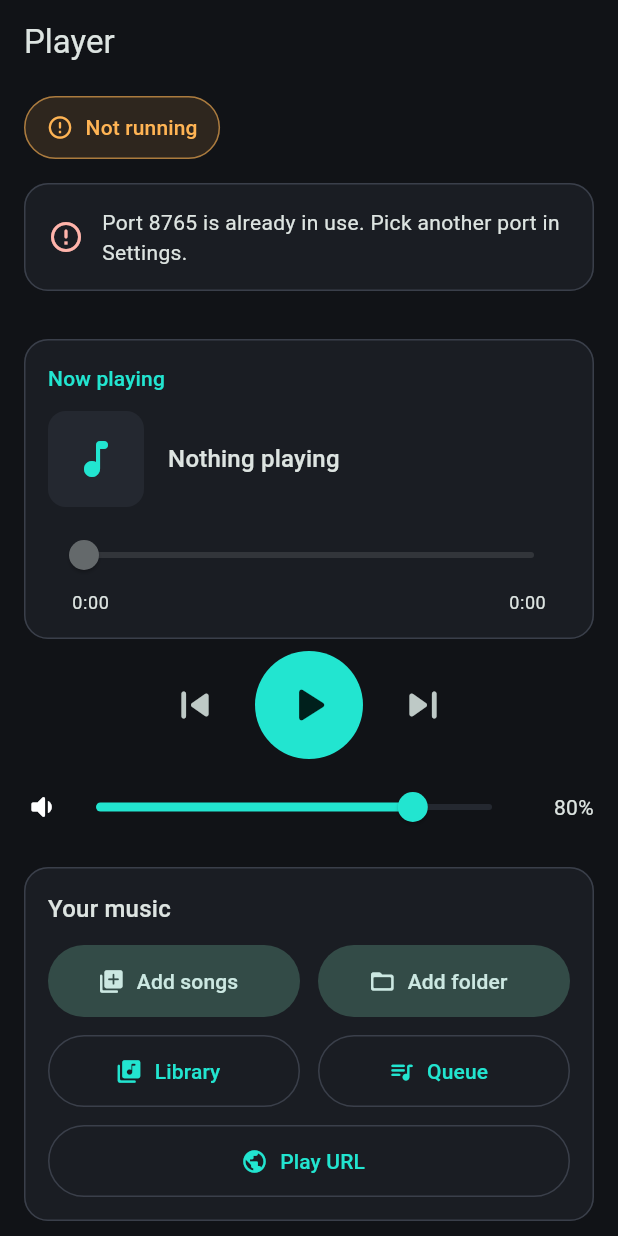
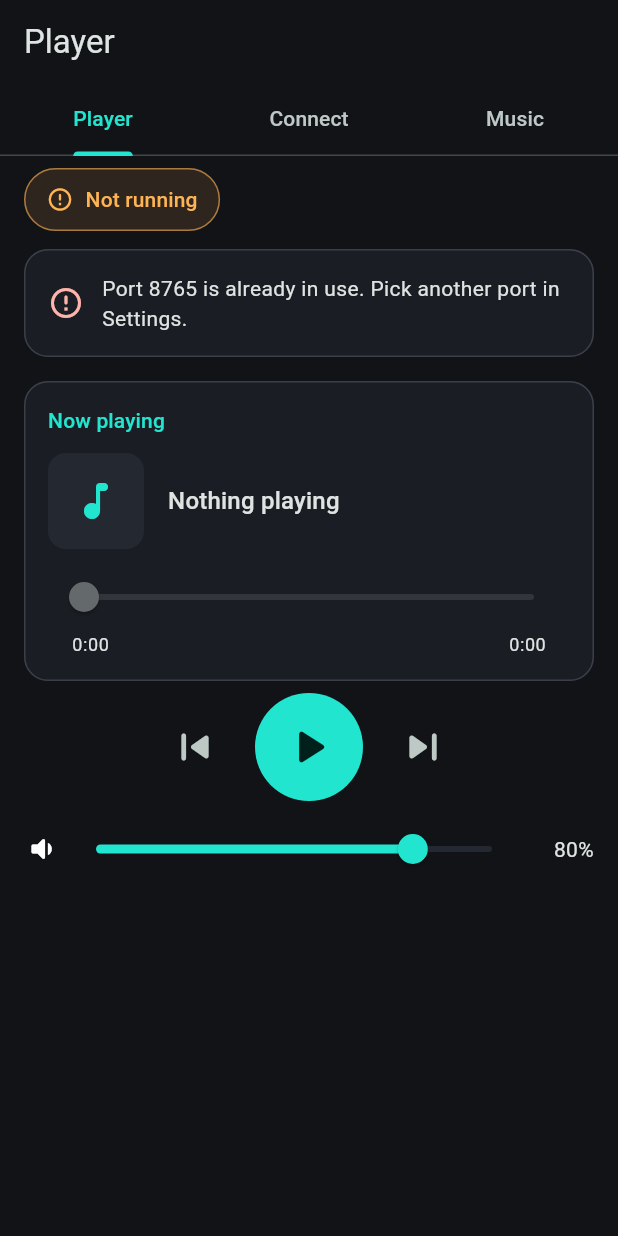
Before and after one commit to dbsuarez/remote-tunes, a Flutter app: the PlayerScreen screen opened by its route, on a phone screen of 412 x 824 dp. Run offline on Flutter 3.47's test engine with Material 3 defaults, Android fonts, the phone set to English and light mode, and no system bars; our stand-ins replace audio_service, drift, file_picker, flutter_riverpod, go_router, just_audio and 6 more; missing offline and left inert: audio_metadata_reader, bonsoir, mobile_scanner; accounts and stored records are empty; generated files the repository leaves out were written again.

Commit message:
Polish: tabbed Player screen, mini controls, sleep timer; MIT license; GitHub Pages workflow
Co-Authored-By: Claude Sonnet 5.5 <noreply@anthropic.com>

```diff
--- a/lib/core/protocol/protocol.dart
+++ b/lib/core/protocol/protocol.dart
@@ -66,6 +66,11 @@ class RemoteActions {
 
   // Phase 5 (External App Control): `{"action":"setControlMode","mode":"local"|"external"}`.
   static const setControlMode = 'setControlMode';
+
+  // Phase 7 (Polish): `{"action":"setSleepTimer","minutes":30}`; 0 cancels. The
+  // Player pauses when it runs out, and reports the time left in
+  // `state.sleepTimerSeconds`.
+  static const setSleepTimer = 'setSleepTimer';
 }
 
 class ErrorCodes {
@@ -233,7 +238,11 @@ class PlaybackState {
     this.canSeek = true,
     this.canSkip = true,
     this.localArtPath,
+    this.sleepTimerSeconds = 0,
   });
+
+  /// Seconds until the Player's sleep timer pauses playback; 0 when off.
+  final int sleepTimerSeconds;
 
   final String title;
   final String artist;
@@ -311,6 +320,7 @@ class PlaybackState {
     bool? canSeek,
     bool? canSkip,
     String? localArtPath,
+    int? sleepTimerSeconds,
   }) =>
       PlaybackState(
         title: title ?? this.title,
@@ -334,6 +344,7 @@ class PlaybackState {
         canSeek: canSeek ?? this.canSeek,
         canSkip: canSkip ?? this.canSkip,
         localArtPath: localArtPath ?? this.localArtPath,
+        sleepTimerSeconds: sleepTimerSeconds ?? this.sleepTimerSeconds,
       );
 
   Map<String, dynamic> toJson() => {
@@ -358,6 +369,7 @@ class PlaybackState {
         if (externalEnabled) 'externalEnabled': true,
         if (!canSeek) 'canSeek': false,
         if (!canSkip) 'canSkip': false,
+        if (sleepTimerSeconds > 0) 'sleepTimerSeconds': sleepTimerSeconds,
         // localArtPath is intentionally NOT included.
       };
 
@@ -388,6 +400,7 @@ class PlaybackState {
       externalEnabled: j['externalEnabled'] == true,
       canSeek: j['canSeek'] != false,
       canSkip: j['canSkip'] != false,
+      sleepTimerSeconds: i('sleepTimerSeconds'),
     );
   }
 }
--- a/lib/features/controller/controller_client.dart
+++ b/lib/features/controller/controller_client.dart
@@ -644,6 +644,10 @@ class ControllerClient {
 
   /// Switches what the Player controls: its own player, or another music app
   /// on the Player phone (External App Control, needs to be on at the Player).
+  /// Pauses the Player after [minutes]; 0 cancels the timer.
+  Future<void> setSleepTimer(int minutes) =>
+      sendCommand(RemoteActions.setSleepTimer, {'minutes': minutes});
+
   Future<void> setControlMode(ControlMode mode) =>
       sendCommand(RemoteActions.setControlMode, {'mode': mode.name});
 
--- a/lib/features/player/player_screen.dart
+++ b/lib/features/player/player_screen.dart
@@ -53,67 +53,116 @@ class _PlayerScreenState extends ConsumerState<PlayerScreen> {
     // Only offered if the user turned External App Control on in Settings.
     final showExternal = host?.controlEngine?.externalAvailable ?? false;
 
-    return Scaffold(
-      appBar: AppBar(title: const Text('Player')),
+    return DefaultTabController(
+      length: 3,
+      child: Scaffold(
+        appBar: AppBar(
+          title: const Text('Player'),
+          bottom: const TabBar(
+            tabs: [
+              Tab(text: 'Player'),
+              Tab(text: 'Connect'),
+              Tab(text: 'Music'),
+            ],
+          ),
+        ),
         body: SafeArea(
           child: server.when(
             loading: () => const Center(child: CircularProgressIndicator()),
             error: (e, _) => const _Message(
               'The Player could not start. Go back and try again.',
             ),
-          data: (s) => ListView(
-            padding: const EdgeInsets.fromLTRB(16, 8, 16, 24),
+            data: (s) => Column(
+              children: [
+                // Always visible, whatever tab is open: who is connected, any
+                // problem, and a pairing request that needs an answer.
+                ConstrainedBox(
+                  constraints: BoxConstraints(
+                    maxHeight: MediaQuery.sizeOf(context).height * 0.5,
+                  ),
+                  child: SingleChildScrollView(
+                    padding: const EdgeInsets.fromLTRB(16, 8, 16, 0),
+                    child: Column(
+                      crossAxisAlignment: CrossAxisAlignment.start,
                       children: [
                         Align(
                           alignment: Alignment.centerLeft,
                           child: _StatusPill(state: s),
                         ),
+                        if (s.error != null) ...[
+                          const SizedBox(height: 12),
+                          _ErrorCard(s.error!),
+                        ],
+                        if (s.pending != null) ...[
+                          const SizedBox(height: 12),
+                          _PairingCard(info: s.pending!),
+                        ],
+                      ],
+                    ),
+                  ),
+                ),
+                Expanded(
+                  child: TabBarView(
+                    children: [
+                      // Player: what is playing, and its controls.
+                      ListView(
+                        padding: const EdgeInsets.fromLTRB(16, 16, 16, 24),
+                        children: [
+                          playback.when(
+                            loading: () => const SizedBox.shrink(),
+                            error: (_, __) => const SizedBox.shrink(),
+                            data: (p) => _LocalPlayer(state: p),
+                          ),
+                          if (showExternal) ...[
                             const SizedBox(height: 16),
-              if (s.error != null) ...[
-                _ErrorCard(s.error!),
-                const SizedBox(height: 16),
+                            const _ExternalCard(),
                           ],
+                        ],
+                      ),
+                      // Connect: everything about how Controllers reach this phone.
+                      ListView(
+                        padding: const EdgeInsets.fromLTRB(16, 16, 16, 24),
+                        children: [
                           if (onlineProblem != null) ...[
                             _ErrorCard(onlineProblem),
                             const SizedBox(height: 16),
                           ],
-              if (s.pending != null) ...[
-                _PairingCard(info: s.pending!),
-                const SizedBox(height: 16),
-              ] else if (s.running &&
+                          if (s.pending == null &&
+                              s.running &&
                               s.pairingTicket != null &&
                               !(s.controller?.connected ?? false)) ...[
                             _QrCard(state: s),
+                            const SizedBox(height: 16),
+                          ],
+                          if (s.controller != null) ...[
+                            _ControllerCard(info: s.controller!),
                             const SizedBox(height: 16),
                           ],
                           if (s.online != null) ...[
                             _OnlineCard(info: s.online!),
                             const SizedBox(height: 16),
                           ],
-              if (s.trusted.isNotEmpty) ...[
-                _TrustedCard(devices: s.trusted),
+                          if (s.running && s.port != null) ...[
+                            _ConnectCard(state: s),
                             const SizedBox(height: 16),
                           ],
-              if (s.running && s.port != null) _ConnectCard(state: s),
-              if (s.controller != null) ...[
-                const SizedBox(height: 16),
-                _ControllerCard(info: s.controller!),
+                          if (s.trusted.isNotEmpty) _TrustedCard(devices: s.trusted),
                         ],
-              if (showExternal) ...[
-                const SizedBox(height: 16),
-                const _ExternalCard(),
+                      ),
+                      // Music: add songs, open the library and queue.
+                      ListView(
+                        padding: const EdgeInsets.fromLTRB(16, 16, 16, 24),
+                        children: const [
+                          _MusicActions(),
+                          SizedBox(height: 16),
+                          _InfoNote(),
                         ],
-              const SizedBox(height: 16),
-              playback.when(
-                loading: () => const SizedBox.shrink(),
-                error: (_, __) => const SizedBox.shrink(),
-                data: (p) => _LocalPlayer(state: p),
                       ),
-              const SizedBox(height: 16),
-              const _MusicActions(),
-              const SizedBox(height: 16),
-              const _InfoNote(),
                     ],
+                  ),
+                ),
+              ],
+            ),
           ),
         ),
       ),
```
Also changed, not shown: lib/features/controller/controller_screen.dart (+17 -5 lines), lib/features/controller/controller_views.dart (+213 -0 lines), lib/features/player/server/player_server.dart (+47 -1 lines), 8 other files. Lines whose indentation alone changed are shown as unchanged.
